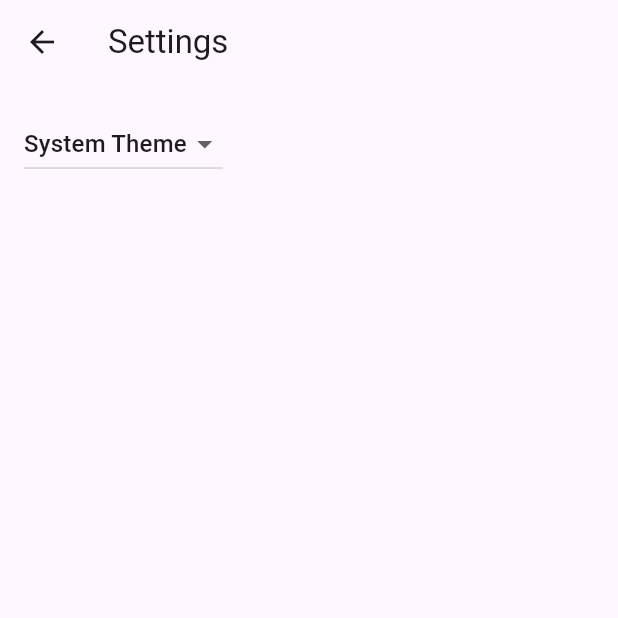
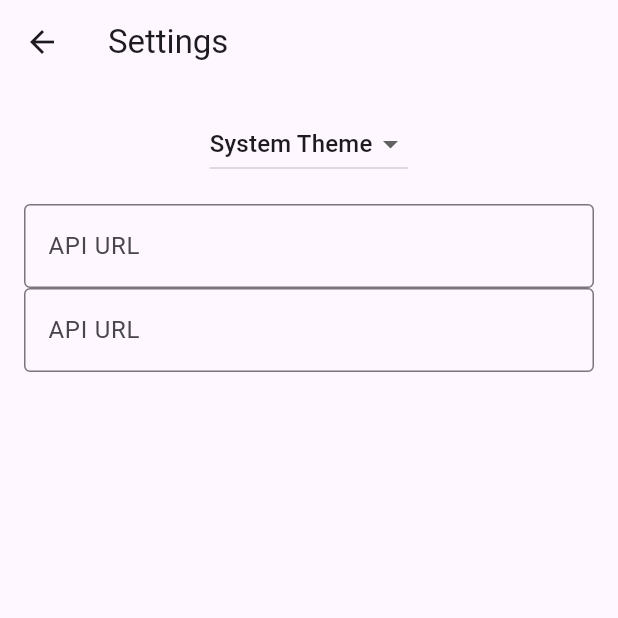
Before and after one commit to SanqBear/rabbit_hole, a Flutter app: the screen it shows after launch, after a tap on the "settings" icon, on a phone screen of 412 x 824 dp, the top half of it. Run offline on Flutter 3.47's test engine with Material 3 defaults, Android fonts, the phone set to English and light mode, and no system bars; our stand-ins replace shared_preferences; generated files the repository leaves out were written again.

Commit message:
feat(settings): apiUrl 설정 추가

```diff
--- a/lib/main.dart
+++ b/lib/main.dart
@@ -1,13 +1,16 @@
 import 'package:flutter/material.dart';
+import 'package:shared_preferences/shared_preferences.dart';
 
 import 'src/app.dart';
 import 'src/settings/settings_controller.dart';
 import 'src/settings/settings_service.dart';
 
 void main() async {
+
+  SharedPreferences sharedPreferences = await SharedPreferences.getInstance();
   // Set up the SettingsController, which will glue user settings to multiple
   // Flutter Widgets.
-  final settingsController = SettingsController(SettingsService());
+  final settingsController = SettingsController(SettingsService(sharedPreferences));
 
   // Load the user's preferred theme while the splash screen is displayed.
   // This prevents a sudden theme change when the app is first displayed.
--- /dev/null
+++ b/lib/src/settings/settings.dart
@@ -0,0 +1,3 @@
+export 'settings_controller.dart';
+export 'settings_service.dart';
+export 'settings_view.dart';
--- a/lib/src/settings/settings_controller.dart
+++ b/lib/src/settings/settings_controller.dart
@@ -1,14 +1,10 @@
 import 'package:flutter/material.dart';
+import 'package:rabbit_hole/src/module/http_request.dart';
 
-import 'settings_service.dart';
+import 'package:rabbit_hole/src/settings/settings.dart';
 
-/// A class that many Widgets can interact with to read user settings, update
-/// user settings, or listen to user settings changes.
-///
-/// Controllers glue Data Services to Flutter Widgets. The SettingsController
-/// uses the SettingsService to store and retrieve user settings.
 class SettingsController with ChangeNotifier {
-  SettingsController(this._settingsService);
+  SettingsController(SettingsService settingsService) : _settingsService = settingsService;
 
   // Make SettingsService a private variable so it is not used directly.
   final SettingsService _settingsService;
@@ -16,15 +12,18 @@ class SettingsController with ChangeNotifier {
   // Make ThemeMode a private variable so it is not updated directly without
   // also persisting the changes with the SettingsService.
   late ThemeMode _themeMode;
+  late String _apiUrl;
 
   // Allow Widgets to read the user's preferred ThemeMode.
   ThemeMode get themeMode => _themeMode;
+  String get apiUrl => _apiUrl;
 
   /// Load the user's settings from the SettingsService. It may load from a
   /// local database or the internet. The controller only knows it can load the
   /// settings from the service.
   Future<void> loadSettings() async {
     _themeMode = await _settingsService.themeMode();
+    _apiUrl = await _settingsService.apiUrl();
 
     // Important! Inform listeners a change has occurred.
     notifyListeners();
@@ -47,4 +46,15 @@ class SettingsController with ChangeNotifier {
     // SettingService.
     await _settingsService.updateThemeMode(newThemeMode);
   }
+
+  Future<void> updateApiUrl(String newApiUrl) async {
+    if (newApiUrl == _apiUrl) return;
+
+    HttpRequest req = HttpRequest(newApiUrl);
+    _apiUrl = await req.getApiUrl();
+
+    notifyListeners();
+
+    await _settingsService.updateApiUrl(_apiUrl);
+  }
 }
--- a/lib/src/settings/settings_service.dart
+++ b/lib/src/settings/settings_service.dart
@@ -1,4 +1,5 @@
 import 'package:flutter/material.dart';
+import 'package:shared_preferences/shared_preferences.dart';
 
 /// A service that stores and retrieves user settings.
 ///
@@ -6,12 +7,24 @@ import 'package:flutter/material.dart';
 /// persist the user settings locally, use the shared_preferences package. If
 /// you'd like to store settings on a web server, use the http package.
 class SettingsService {
+  SettingsService(SharedPreferences sharedPreferences) : _sharedPreferences = sharedPreferences;
   /// Loads the User's preferred ThemeMode from local or remote storage.
-  Future<ThemeMode> themeMode() async => ThemeMode.system;
+
+  final SharedPreferences _sharedPreferences;
+
+  Future<ThemeMode> themeMode() async => Future.value(ThemeMode.values[_sharedPreferences.getInt('themeMode') ?? 0]);
+
+  Future<String> apiUrl() async => Future.value(_sharedPreferences.getString('apiUrl') ?? '');
 
   /// Persists the user's preferred ThemeMode to local or remote storage.
   Future<void> updateThemeMode(ThemeMode theme) async {
     // Use the shared_preferences package to persist settings locally or the
     // http package to persist settings over the network.
+    await _sharedPreferences.setInt('themeMode', theme.index);
+  }
+
+  Future<void> updateApiUrl(String apiUrl) async {
+    // Use the shared_preferences package to persist settings locally or the
+    // http package to persist settings over the network.
   }
 }
--- a/lib/src/settings/settings_view.dart
+++ b/lib/src/settings/settings_view.dart
@@ -1,4 +1,5 @@
 import 'package:flutter/material.dart';
+import 'package:flutter/widgets.dart';
 
 import 'settings_controller.dart';
 
@@ -25,7 +26,9 @@ class SettingsView extends StatelessWidget {
         //
         // When a user selects a theme from the dropdown list, the
         // SettingsController is updated, which rebuilds the MaterialApp.
-        child: DropdownButton<ThemeMode>(
+        child: Column(
+          children: [
+            DropdownButton<ThemeMode>(
               // Read the selected themeMode from the controller
               value: controller.themeMode,
               // Call the updateThemeMode method any time the user selects a theme.
@@ -45,6 +48,27 @@ class SettingsView extends StatelessWidget {
                 )
               ],
             ),
+            const SizedBox(height: 16),
+            TextField(
+              controller: TextEditingController(text: ''),
+              onSubmitted: controller.updateApiUrl,
+              decoration: const InputDecoration(
+                labelText: 'API URL',
+                border: OutlineInputBorder(),
+              ),
+            ),
+            TextField(
+              controller:TextEditingController(text: controller.apiUrl),
+              readOnly: true,
+              onSubmitted: controller.updateApiUrl,
+              decoration: const InputDecoration(
+                labelText: 'API URL',
+                border: OutlineInputBorder(),
+              ),
+            ),
+            const SizedBox(height: 16),
+          ],
+        ),
       ),
     );
   }
```
Also changed, not shown: lib/src/module/http_request.dart (added, +43 -0 lines). Lines whose indentation alone changed are shown as unchanged.
